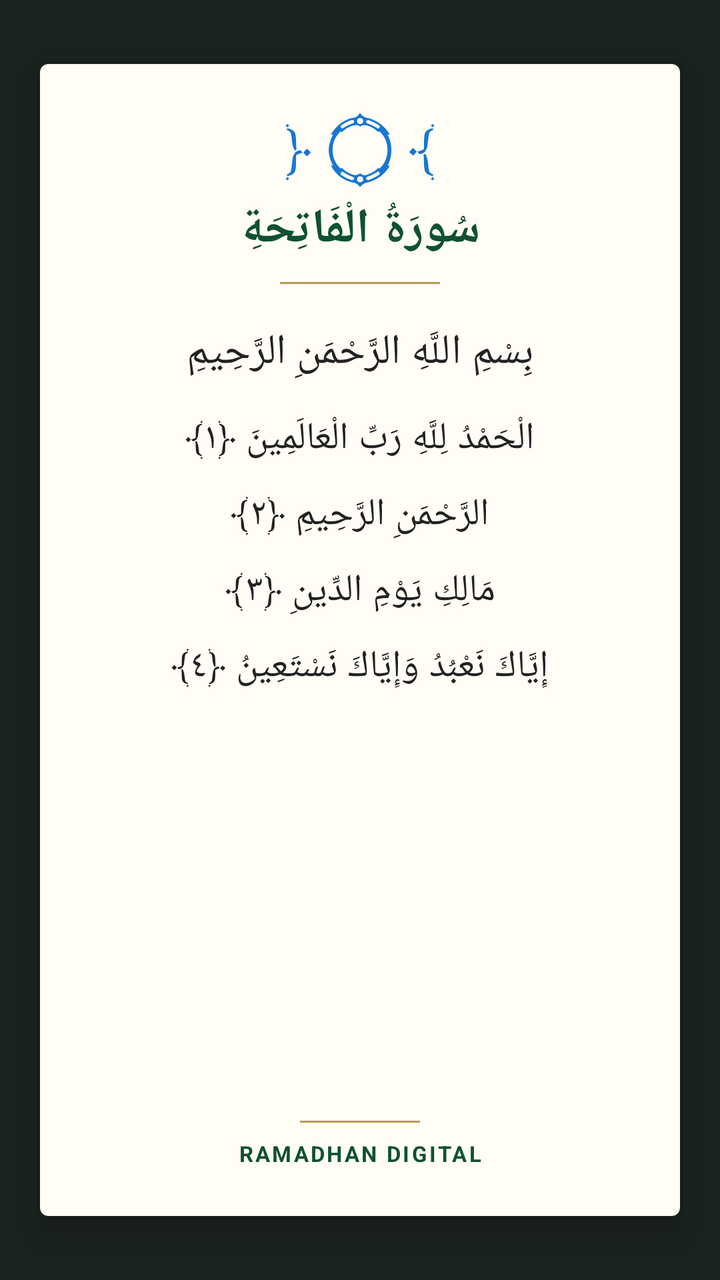
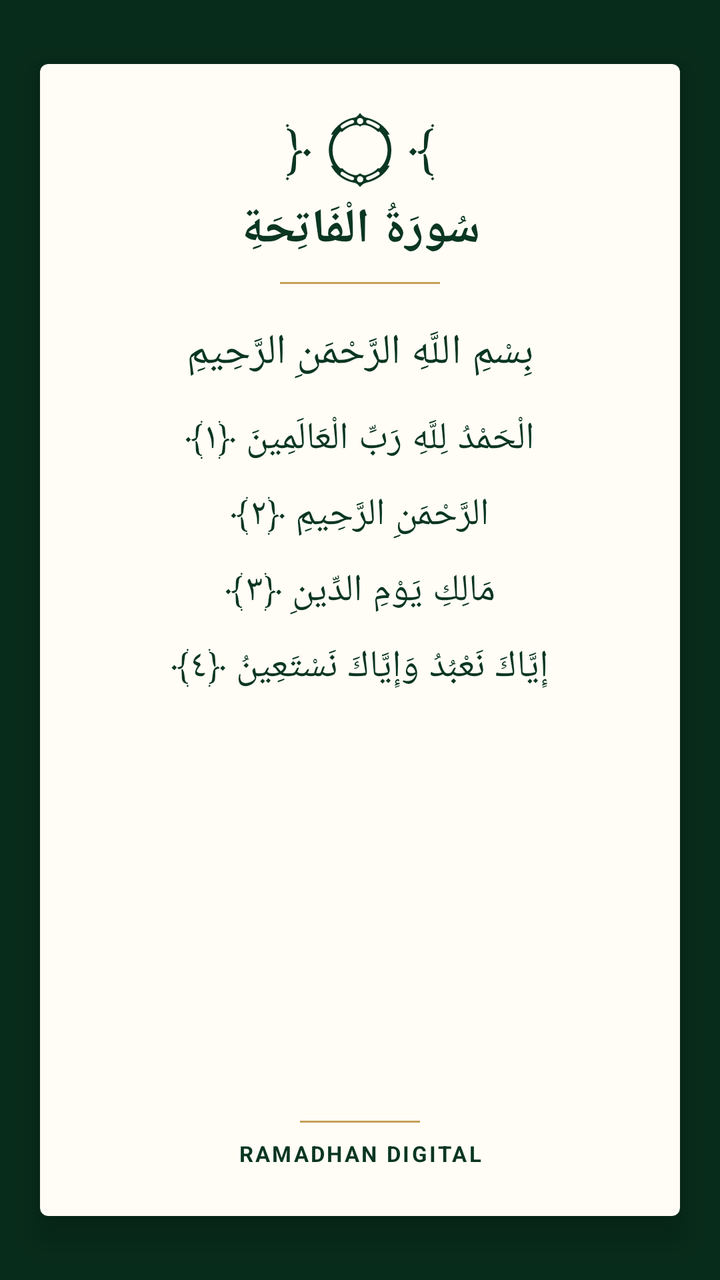

Screens rendered from an Android XML layout before and after an edit, with the pre-edit source and the edit as a unified diff.
<!-- AndroidManifest.xml: application theme Theme.RamadhanDigital -->
<!-- res/layout/activity_opening.xml -->
<?xml version="1.0" encoding="utf-8"?>
<FrameLayout
    xmlns:android="http://schemas.android.com/apk/res/android"
    xmlns:app="http://schemas.android.com/apk/res-auto"
    android:layout_width="match_parent"
    android:layout_height="match_parent"
    android:background="#1B231F">

    <androidx.cardview.widget.CardView
        android:id="@+id/pageAlquran"
        android:layout_width="match_parent"
        android:layout_height="match_parent"
        android:layout_marginHorizontal="20dp"
        android:layout_marginVertical="32dp"
        android:layout_gravity="center"
        app:cardElevation="10dp"
        app:cardBackgroundColor="#FFFDF5"
        app:cardCornerRadius="4dp">

        <LinearLayout
            android:layout_width="match_parent"
            android:layout_height="match_parent"
            android:orientation="vertical"
            android:paddingHorizontal="24dp"
            android:paddingVertical="24dp"
            android:gravity="center_horizontal">

            
            <TextView
                android:layout_width="wrap_content"
                android:layout_height="wrap_content"
                android:text="﴿ ۝ ﴾"
                android:textColor="#1976D2"
                android:textSize="28sp"
                android:fontFamily="serif" />

            <TextView
                android:layout_width="match_parent"
                android:layout_height="wrap_content"
                android:layout_marginTop="4dp"
                android:text="سُورَةُ الْفَاتِحَةِ"
                android:textColor="#0F5132"
                android:textSize="24sp"
                android:textStyle="bold"
                android:gravity="center"
                android:fontFamily="serif" />

            <View
                android:layout_width="80dp"
                android:layout_height="1dp"
                android:layout_marginTop="10dp"
                android:background="#B59B55" />

            
            <TextView
                android:layout_width="match_parent"
                android:layout_height="wrap_content"
                android:layout_marginTop="20dp"
                android:text="بِسْمِ اللَّهِ الرَّحْمَنِ الرَّحِيمِ"
                android:textColor="#222222"
                android:textSize="21sp"
                android:gravity="center"
                android:fontFamily="serif" />

            <LinearLayout
                android:layout_width="match_parent"
                android:layout_height="wrap_content"
                android:layout_marginTop="16dp"
                android:orientation="vertical">

                <TextView
                    android:layout_width="match_parent"
                    android:layout_height="wrap_content"
                    android:text="الْحَمْدُ لِلَّهِ رَبِّ الْعَالَمِينَ ﴿١﴾"
                    android:textColor="#222222"
                    android:textSize="19sp"
                    android:gravity="center"
                    android:fontFamily="serif" />

                <TextView
                    android:layout_width="match_parent"
                    android:layout_height="wrap_content"
                    android:layout_marginTop="12dp"
                    android:text="الرَّحْمَنِ الرَّحِيمِ ﴿٢﴾"
                    android:textColor="#222222"
                    android:textSize="19sp"
                    android:gravity="center"
                    android:fontFamily="serif" />

                <TextView
                    android:layout_width="match_parent"
                    android:layout_height="wrap_content"
                    android:layout_marginTop="12dp"
                    android:text="مَالِكِ يَوْمِ الدِّينِ ﴿٣﴾"
                    android:textColor="#222222"
                    android:textSize="19sp"
                    android:gravity="center"
                    android:fontFamily="serif" />

                <TextView
                    android:layout_width="match_parent"
                    android:layout_height="wrap_content"
                    android:layout_marginTop="12dp"
                    android:text="إِيَّاكَ نَعْبُدُ وَإِيَّاكَ نَسْتَعِينُ ﴿٤﴾"
                    android:textColor="#222222"
                    android:textSize="19sp"
                    android:gravity="center"
                    android:fontFamily="serif" />
            </LinearLayout>

            <Space
                android:layout_width="match_parent"
                android:layout_height="0dp"
                android:layout_weight="1" />

            <View
                android:layout_width="60dp"
                android:layout_height="1dp"
                android:background="#B59B55" />

            <TextView
                android:layout_width="match_parent"
                android:layout_height="wrap_content"
                android:layout_marginTop="8dp"
                android:text="RAMADHAN DIGITAL"
                android:textColor="#0F5132"
                android:textSize="11sp"
                android:textStyle="bold"
                android:letterSpacing="0.1"
                android:gravity="center" />

        </LinearLayout>
    </androidx.cardview.widget.CardView>
</FrameLayout>
<!-- resources referenced by this layout -->
<resources>
  <style name="Theme.RamadhanDigital" parent="Theme.MaterialComponents.Light.NoActionBar">
  
          <item name="colorPrimary">#2E7D32</item>
          <item name="colorPrimaryVariant">#1B5E20</item>
          <item name="colorSecondary">#4CAF50</item>
  
          <item name="colorOnPrimary">@color/white</item>
          <item name="colorOnSecondary">@color/white</item>
  
          <item name="android:windowBackground">@android:color/white</item>
  
          <item name="android:statusBarColor">#2E7D32</item>
          <item name="android:navigationBarColor">@android:color/white</item>
  
          <item name="android:windowLightStatusBar">true</item>
  
          
          <item name="bottomNavigationStyle">@style/App.BottomNavigationView</item>
      </style>
  <color name="white">#FFFFFF</color>
  <style name="App.BottomNavigationView" parent="Widget.MaterialComponents.BottomNavigationView">
          <item name="itemActiveIndicatorStyle">@style/App.Custom.Indicator</item>
          <item name="itemTextAppearanceActive">@style/App.BottomNav.Text.Active</item>
          <item name="itemTextAppearanceInactive">@style/App.BottomNav.Text.Inactive</item>
      </style>
  <style name="App.Custom.Indicator" parent="Widget.Material3.BottomNavigationView.ActiveIndicator">
          
          <item name="android:color">#E8F5E9</item>
          <item name="android:width">60dp</item>
          <item name="android:height">40dp</item>
      </style>
  <style name="App.BottomNav.Text.Active" parent="TextAppearance.MaterialComponents.Caption">
          <item name="android:textStyle">bold</item>
          <item name="android:textSize">14sp</item>
      </style>
  <style name="App.BottomNav.Text.Inactive" parent="TextAppearance.MaterialComponents.Caption">
          <item name="android:textStyle">normal</item>
          <item name="android:textSize">12sp</item>
      </style>
</resources>

<!-- the commit's change to res/layout/activity_opening.xml (unified diff, before → after) -->
@@ -4,7 +4,7 @@
     xmlns:app="http://schemas.android.com/apk/res-auto"
     android:layout_width="match_parent"
     android:layout_height="match_parent"
-    android:background="#1B231F">
+    android:background="@color/luxury_emerald_dark">
 
     <androidx.cardview.widget.CardView
         android:id="@+id/pageAlquran"
@@ -30,7 +30,7 @@
                 android:layout_width="wrap_content"
                 android:layout_height="wrap_content"
                 android:text="﴿ ۝ ﴾"
-                android:textColor="#1976D2"
+                android:textColor="@color/luxury_emerald"
                 android:textSize="28sp"
                 android:fontFamily="serif" />
 
@@ -39,7 +39,7 @@
                 android:layout_height="wrap_content"
                 android:layout_marginTop="4dp"
                 android:text="سُورَةُ الْفَاتِحَةِ"
-                android:textColor="#0F5132"
+                android:textColor="@color/luxury_emerald"
                 android:textSize="24sp"
                 android:textStyle="bold"
                 android:gravity="center"
@@ -49,7 +49,7 @@
                 android:layout_width="80dp"
                 android:layout_height="1dp"
                 android:layout_marginTop="10dp"
-                android:background="#B59B55" />
+                android:background="@color/gold_soft" />
 
             
             <TextView
@@ -57,7 +57,7 @@
                 android:layout_height="wrap_content"
                 android:layout_marginTop="20dp"
                 android:text="بِسْمِ اللَّهِ الرَّحْمَنِ الرَّحِيمِ"
-                android:textColor="#222222"
+                android:textColor="@color/text_title"
                 android:textSize="21sp"
                 android:gravity="center"
                 android:fontFamily="serif" />
@@ -72,7 +72,7 @@
                     android:layout_width="match_parent"
                     android:layout_height="wrap_content"
                     android:text="الْحَمْدُ لِلَّهِ رَبِّ الْعَالَمِينَ ﴿١﴾"
-                    android:textColor="#222222"
+                    android:textColor="@color/text_title"
                     android:textSize="19sp"
                     android:gravity="center"
                     android:fontFamily="serif" />
@@ -82,7 +82,7 @@
                     android:layout_height="wrap_content"
                     android:layout_marginTop="12dp"
                     android:text="الرَّحْمَنِ الرَّحِيمِ ﴿٢﴾"
-                    android:textColor="#222222"
+                    android:textColor="@color/text_title"
                     android:textSize="19sp"
                     android:gravity="center"
                     android:fontFamily="serif" />
@@ -92,7 +92,7 @@
                     android:layout_height="wrap_content"
                     android:layout_marginTop="12dp"
                     android:text="مَالِكِ يَوْمِ الدِّينِ ﴿٣﴾"
-                    android:textColor="#222222"
+                    android:textColor="@color/text_title"
                     android:textSize="19sp"
                     android:gravity="center"
                     android:fontFamily="serif" />
@@ -102,7 +102,7 @@
                     android:layout_height="wrap_content"
                     android:layout_marginTop="12dp"
                     android:text="إِيَّاكَ نَعْبُدُ وَإِيَّاكَ نَسْتَعِينُ ﴿٤﴾"
-                    android:textColor="#222222"
+                    android:textColor="@color/text_title"
                     android:textSize="19sp"
                     android:gravity="center"
                     android:fontFamily="serif" />
@@ -116,14 +116,14 @@
             <View
                 android:layout_width="60dp"
                 android:layout_height="1dp"
-                android:background="#B59B55" />
+                android:background="@color/gold_soft" />
 
             <TextView
                 android:layout_width="match_parent"
                 android:layout_height="wrap_content"
                 android:layout_marginTop="8dp"
                 android:text="RAMADHAN DIGITAL"
-                android:textColor="#0F5132"
+                android:textColor="@color/luxury_emerald"
                 android:textSize="11sp"
                 android:textStyle="bold"
                 android:letterSpacing="0.1"
<!-- resource entries referenced after the edit -->
@@ -1,43 +1,61 @@
 <!-- resources referenced by this layout -->
 <resources>
+  <color name="gold_soft">#C5A059</color>
+  <color name="luxury_emerald">#0A3622</color>
+  <color name="luxury_emerald_dark">#082C1B</color>
+  <color name="text_title">#0A3622</color>
   <style name="Theme.RamadhanDigital" parent="Theme.MaterialComponents.Light.NoActionBar">
   
-          <item name="colorPrimary">#2E7D32</item>
-          <item name="colorPrimaryVariant">#1B5E20</item>
-          <item name="colorSecondary">#4CAF50</item>
+          
+          <item name="colorPrimary">@color/green_header</item>
+          <item name="colorPrimaryVariant">@color/green_status_bar</item>
+          <item name="colorSecondary">@color/gold_text</item>
   
           <item name="colorOnPrimary">@color/white</item>
           <item name="colorOnSecondary">@color/white</item>
   
-          <item name="android:windowBackground">@android:color/white</item>
-  
-          <item name="android:statusBarColor">#2E7D32</item>
-          <item name="android:navigationBarColor">@android:color/white</item>
-  
-          <item name="android:windowLightStatusBar">true</item>
+          
+          <item name="android:windowBackground">@color/app_background</item>
   
           
+          <item name="android:statusBarColor">@color/green_status_bar</item>
+          <item name="android:navigationBarColor">@color/white</item>
+  
+          
+          <item name="android:windowLightStatusBar">false</item>
+  
           <item name="bottomNavigationStyle">@style/App.BottomNavigationView</item>
       </style>
+  <color name="green_header">@color/luxury_emerald</color>
+  <color name="green_status_bar">@color/luxury_emerald</color>
+  <color name="gold_text">@color/gold_soft</color>
   <color name="white">#FFFFFF</color>
+  <color name="app_background">@color/luxury_bg</color>
   <style name="App.BottomNavigationView" parent="Widget.MaterialComponents.BottomNavigationView">
           <item name="itemActiveIndicatorStyle">@style/App.Custom.Indicator</item>
           <item name="itemTextAppearanceActive">@style/App.BottomNav.Text.Active</item>
           <item name="itemTextAppearanceInactive">@style/App.BottomNav.Text.Inactive</item>
+          <item name="itemIconTint">@color/bottom_nav_color_state</item>
+          <item name="itemTextColor">@color/bottom_nav_color_state</item>
+          <item name="backgroundTint">@color/white</item>
       </style>
+  <color name="luxury_bg">#F4F7F5</color>
   <style name="App.Custom.Indicator" parent="Widget.Material3.BottomNavigationView.ActiveIndicator">
           
-          <item name="android:color">#E8F5E9</item>
+          <item name="android:color">@color/bottom_nav_indicator</item>
           <item name="android:width">60dp</item>
           <item name="android:height">40dp</item>
       </style>
   <style name="App.BottomNav.Text.Active" parent="TextAppearance.MaterialComponents.Caption">
           <item name="android:textStyle">bold</item>
           <item name="android:textSize">14sp</item>
+          <item name="android:fontFamily">serif</item>
       </style>
   <style name="App.BottomNav.Text.Inactive" parent="TextAppearance.MaterialComponents.Caption">
           <item name="android:textStyle">normal</item>
           <item name="android:textSize">12sp</item>
+          <item name="android:fontFamily">serif</item>
       </style>
+  <color name="bottom_nav_indicator">#1A0A3622</color>
 </resources>
 
